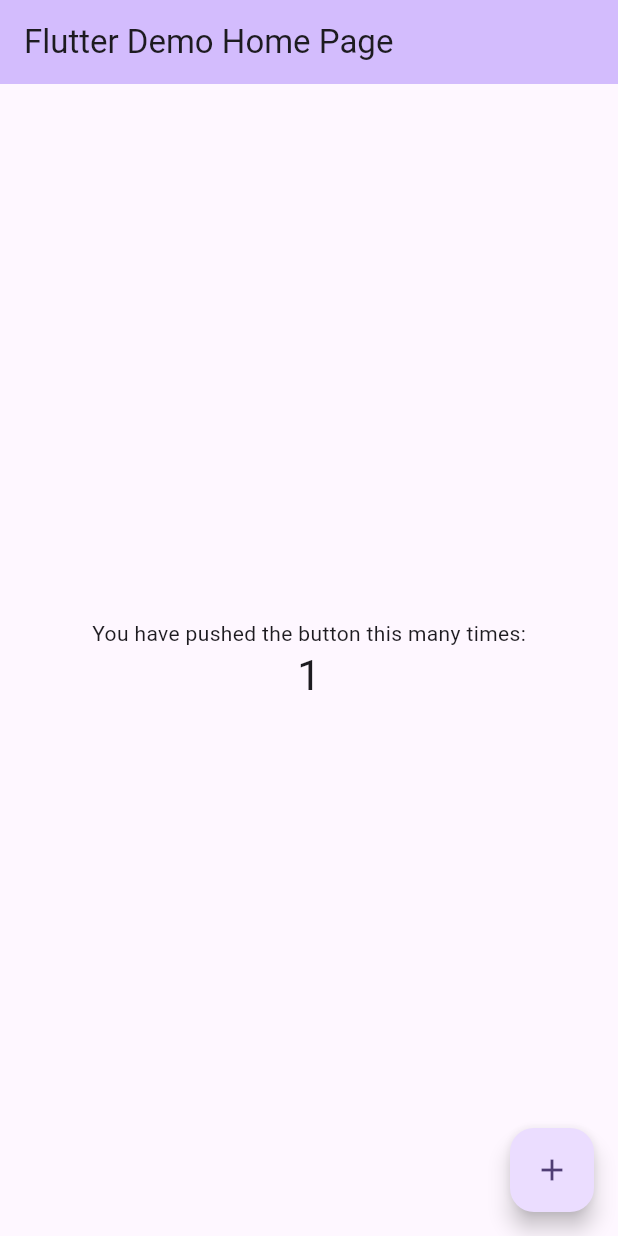
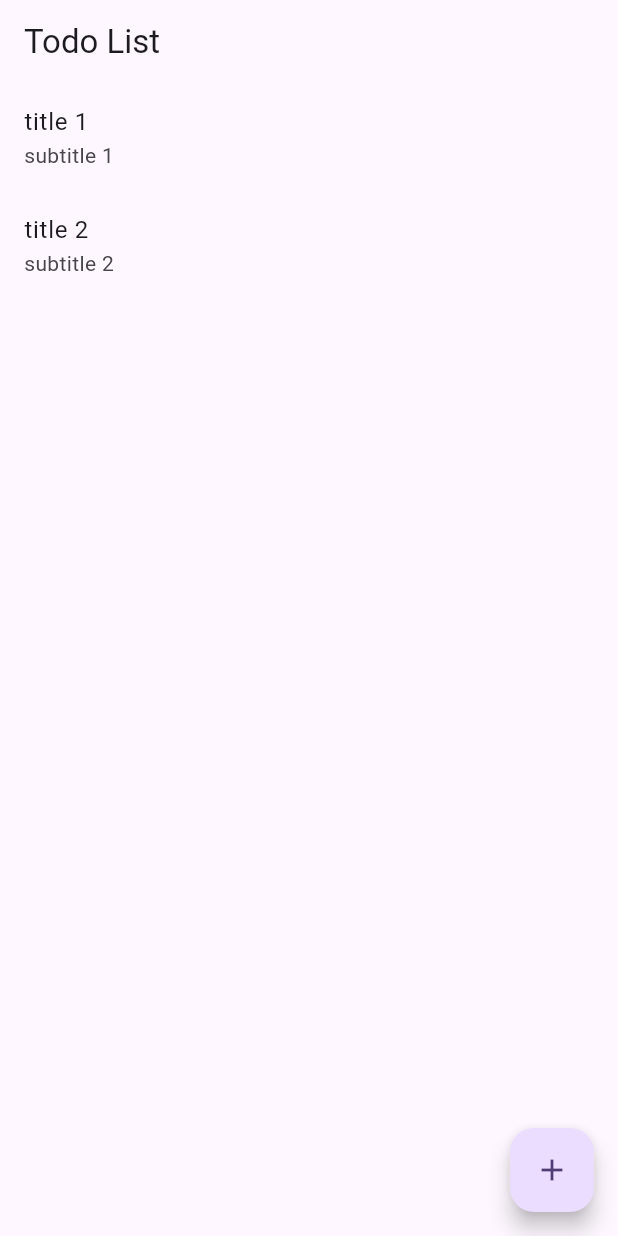
Before and after one commit to philiplee25/flutter_todo, a Flutter app: the screen it shows after launch, after a tap on the "add" icon, on a phone screen of 412 x 824 dp. Run offline on Flutter 3.47's test engine with Material 3 defaults, Android fonts, the phone set to English and light mode, and no system bars.

Commit message:
[ADD] list screen add

```diff
--- a/lib/main.dart
+++ b/lib/main.dart
@@ -1,4 +1,5 @@
 import 'package:flutter/material.dart';
+import 'package:flutter_todo/presentation/list_screen.dart';
 
 void main() {
   runApp(const MyApp());
@@ -7,119 +8,15 @@ void main() {
 class MyApp extends StatelessWidget {
   const MyApp({super.key});
 
-  // This widget is the root of your application.
   @override
   Widget build(BuildContext context) {
     return MaterialApp(
       title: 'Flutter Demo',
       theme: ThemeData(
-        // This is the theme of your application.
-        //
-        // TRY THIS: Try running your application with "flutter run". You'll see
-        // the application has a purple toolbar. Then, without quitting the app,
-        // try changing the seedColor in the colorScheme below to Colors.green
-        // and then invoke "hot reload" (save your changes or press the "hot
-        // reload" button in a Flutter-supported IDE, or press "r" if you used
-        // the command line to start the app).
-        //
-        // Notice that the counter didn't reset back to zero; the application
-        // state is not lost during the reload. To reset the state, use hot
-        // restart instead.
-        //
-        // This works for code too, not just values: Most code changes can be
-        // tested with just a hot reload.
         colorScheme: ColorScheme.fromSeed(seedColor: Colors.deepPurple),
         useMaterial3: true,
       ),
-      home: const MyHomePage(title: 'Flutter Demo Home Page'),
+      home: const ListScreen(),
     );
   }
 }
-
-class MyHomePage extends StatefulWidget {
-  const MyHomePage({super.key, required this.title});
-
-  // This widget is the home page of your application. It is stateful, meaning
-  // that it has a State object (defined below) that contains fields that affect
-  // how it looks.
-
-  // This class is the configuration for the state. It holds the values (in this
-  // case the title) provided by the parent (in this case the App widget) and
-  // used by the build method of the State. Fields in a Widget subclass are
-  // always marked "final".
-
-  final String title;
-
-  @override
-  State<MyHomePage> createState() => _MyHomePageState();
-}
-
-class _MyHomePageState extends State<MyHomePage> {
-  int _counter = 0;
-
-  void _incrementCounter() {
-    setState(() {
-      // This call to setState tells the Flutter framework that something has
-      // changed in this State, which causes it to rerun the build method below
-      // so that the display can reflect the updated values. If we changed
-      // _counter without calling setState(), then the build method would not be
-      // called again, and so nothing would appear to happen.
-      _counter++;
-    });
-  }
-
-  @override
-  Widget build(BuildContext context) {
-    // This method is rerun every time setState is called, for instance as done
-    // by the _incrementCounter method above.
-    //
-    // The Flutter framework has been optimized to make rerunning build methods
-    // fast, so that you can just rebuild anything that needs updating rather
-    // than having to individually change instances of widgets.
-    return Scaffold(
-      appBar: AppBar(
-        // TRY THIS: Try changing the color here to a specific color (to
-        // Colors.amber, perhaps?) and trigger a hot reload to see the AppBar
-        // change color while the other colors stay the same.
-        backgroundColor: Theme.of(context).colorScheme.inversePrimary,
-        // Here we take the value from the MyHomePage object that was created by
-        // the App.build method, and use it to set our appbar title.
-        title: Text(widget.title),
-      ),
-      body: Center(
-        // Center is a layout widget. It takes a single child and positions it
-        // in the middle of the parent.
-        child: Column(
-          // Column is also a layout widget. It takes a list of children and
-          // arranges them vertically. By default, it sizes itself to fit its
-          // children horizontally, and tries to be as tall as its parent.
-          //
-          // Column has various properties to control how it sizes itself and
-          // how it positions its children. Here we use mainAxisAlignment to
-          // center the children vertically; the main axis here is the vertical
-          // axis because Columns are vertical (the cross axis would be
-          // horizontal).
-          //
-          // TRY THIS: Invoke "debug painting" (choose the "Toggle Debug Paint"
-          // action in the IDE, or press "p" in the console), to see the
-          // wireframe for each widget.
-          mainAxisAlignment: MainAxisAlignment.center,
-          children: <Widget>[
-            const Text(
-              'You have pushed the button this many times:',
-            ),
-            Text(
-              '$_counter',
-              style: Theme.of(context).textTheme.headlineMedium,
-            ),
-          ],
-        ),
-      ),
-      floatingActionButton: FloatingActionButton(
-        onPressed: _incrementCounter,
-        tooltip: 'Increment',
-        child: const Icon(Icons.add),
-      ), // This trailing comma makes auto-formatting nicer for build methods.
-    );
-  }
-}
--- /dev/null
+++ b/lib/presentation/list_screen.dart
@@ -0,0 +1,30 @@
+import 'package:flutter/material.dart';
+
+class ListScreen extends StatelessWidget {
+  const ListScreen({super.key});
+
+  @override
+  Widget build(BuildContext context) {
+    return Scaffold(
+      appBar: AppBar(
+        title: const Text('Todo List'),
+      ),
+      body: ListView(
+        children: const [
+          ListTile(
+            title: Text('title 1'),
+            subtitle: Text('subtitle 1'),
+          ),
+          ListTile(
+            title: Text('title 2'),
+            subtitle: Text('subtitle 2'),
+          ),
+        ],
+      ),
+      floatingActionButton: FloatingActionButton(
+        onPressed: () {},
+        child: const Icon(Icons.add),
+      ),
+    );
+  }
+}
```
